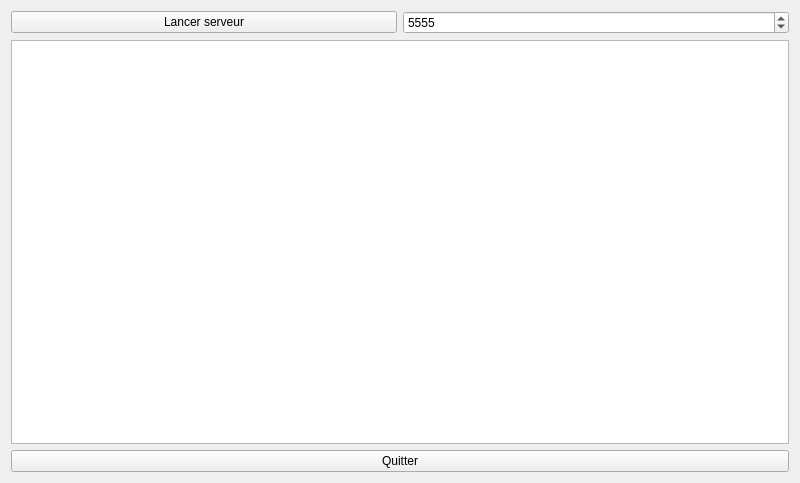
Old version of the form FarmLandServeur/serveur.ui in the repository molivier1/Challenge_Noel.
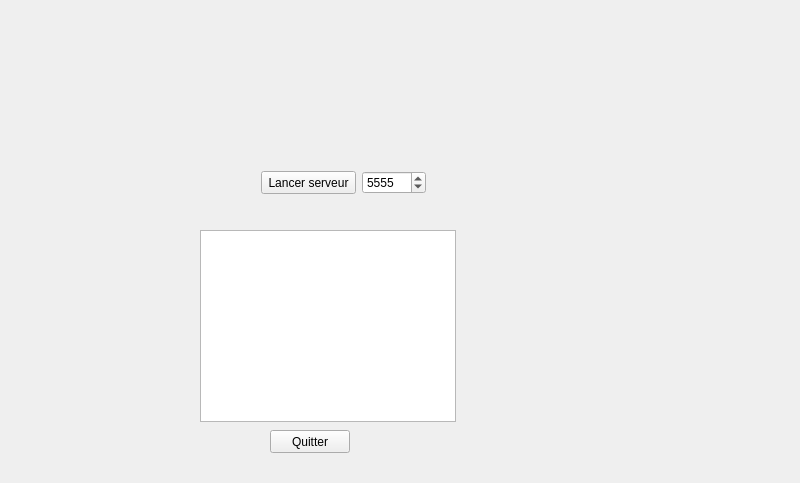
New version of the form.

Diff of the .ui file:
```diff
--- a/FarmLandServeur/serveur.ui
+++ b/FarmLandServeur/serveur.ui
@@ -13,18 +13,51 @@
   <property name="windowTitle">
    <string>Serveur</string>
   </property>
-  <layout class="QVBoxLayout" name="verticalLayout">
-   <item>
-    <layout class="QHBoxLayout" name="horizontalLayout">
-     <item>
+  <widget class="QTextEdit" name="textEditLogs">
+   <property name="geometry">
+    <rect>
+     <x>200</x>
+     <y>230</y>
+     <width>256</width>
+     <height>192</height>
+    </rect>
+   </property>
+  </widget>
+  <widget class="QPushButton" name="pushButtonQuitter">
+   <property name="geometry">
+    <rect>
+     <x>270</x>
+     <y>430</y>
+     <width>80</width>
+     <height>23</height>
+    </rect>
+   </property>
+   <property name="text">
+    <string>Quitter</string>
+   </property>
+  </widget>
       <widget class="QPushButton" name="pushButtonLancerServeur">
+   <property name="geometry">
+    <rect>
+     <x>261</x>
+     <y>171</y>
+     <width>95</width>
+     <height>23</height>
+    </rect>
+   </property>
        <property name="text">
         <string>Lancer serveur</string>
        </property>
       </widget>
-     </item>
-     <item>
       <widget class="QSpinBox" name="spinBoxPort">
+   <property name="geometry">
+    <rect>
+     <x>362</x>
+     <y>171</y>
+     <width>64</width>
+     <height>23</height>
+    </rect>
+   </property>
        <property name="minimum">
         <number>3000</number>
        </property>
@@ -35,20 +68,6 @@
         <number>5555</number>
        </property>
       </widget>
-     </item>
-    </layout>
-   </item>
-   <item>
-    <widget class="QTextEdit" name="textEditLogs"/>
-   </item>
-   <item>
-    <widget class="QPushButton" name="pushButtonQuitter">
-     <property name="text">
-      <string>Quitter</string>
-     </property>
-    </widget>
-   </item>
-  </layout>
  </widget>
  <resources/>
  <connections>
```
Lines whose indentation alone changed are shown as unchanged.
